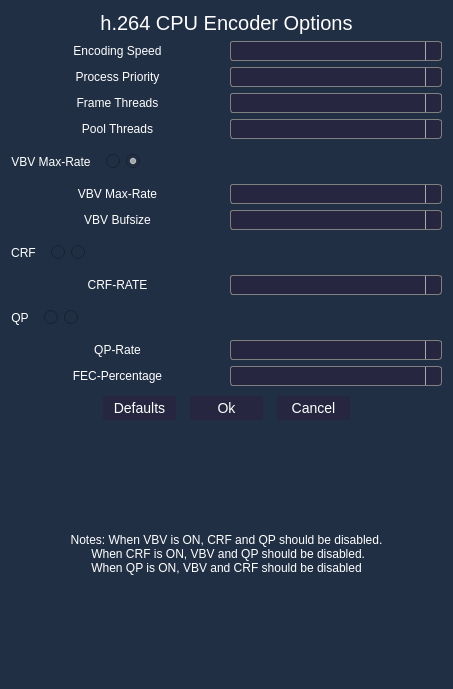
Before: the Qt Designer form h264cpuconfigurationdialog.ui in m4rkoup/openstream-server, drawn with Qt 5.
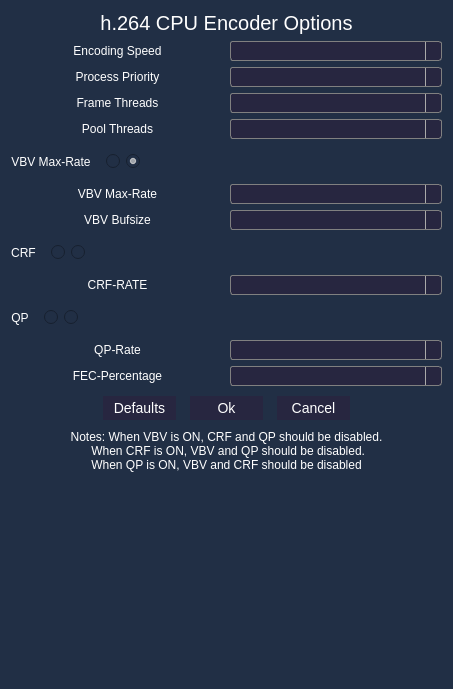
After: the same form once the commit is applied. Icons and pictures are not drawn.

Patch:
```diff
--- a/h264cpuconfigurationdialog.ui
+++ b/h264cpuconfigurationdialog.ui
@@ -1384,6 +1384,12 @@
    </item>
    <item>
     <widget class="QLabel" name="h264_cpu_info_label">
+     <property name="sizePolicy">
+      <sizepolicy hsizetype="Preferred" vsizetype="Minimum">
+       <horstretch>0</horstretch>
+       <verstretch>0</verstretch>
+      </sizepolicy>
+     </property>
      <property name="styleSheet">
       <string notr="true">color: rgb(255, 255, 255);
 font:  &quot;Open Sans Semibold&quot;;
@@ -1395,7 +1401,7 @@
 When QP is ON, VBV and CRF should be disabled</string>
      </property>
      <property name="alignment">
-      <set>Qt::AlignCenter</set>
+      <set>Qt::AlignHCenter|Qt::AlignTop</set>
      </property>
     </widget>
    </item>
```
Left out of the diff: 8 changed lines with no effect on the pictures.
